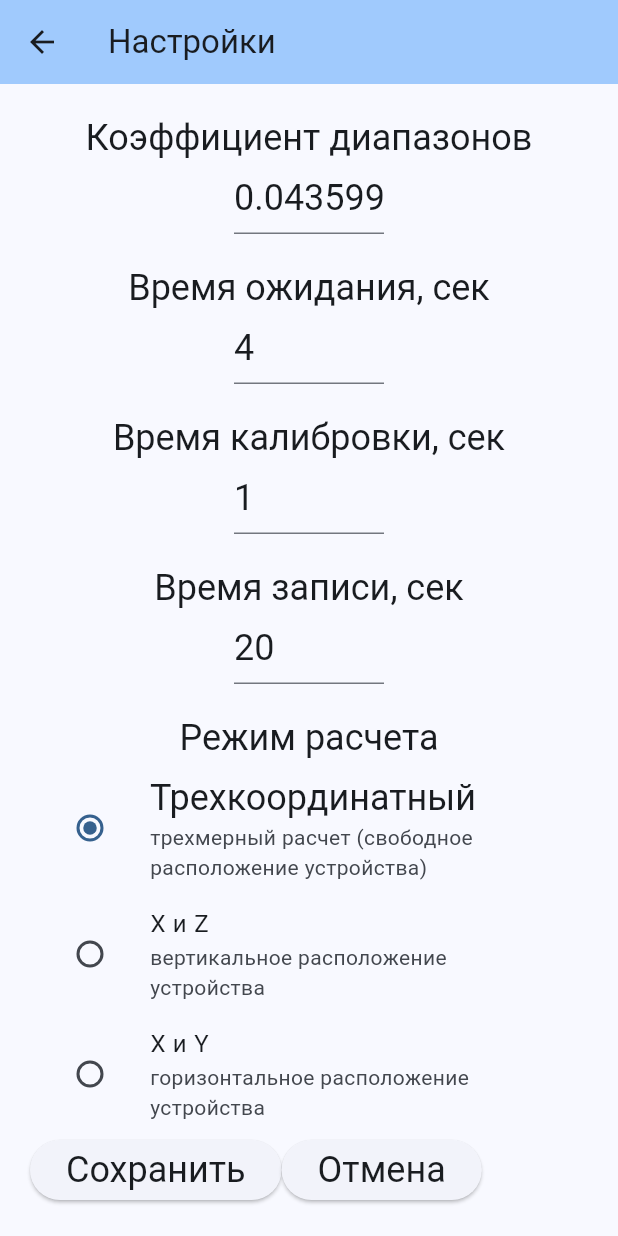
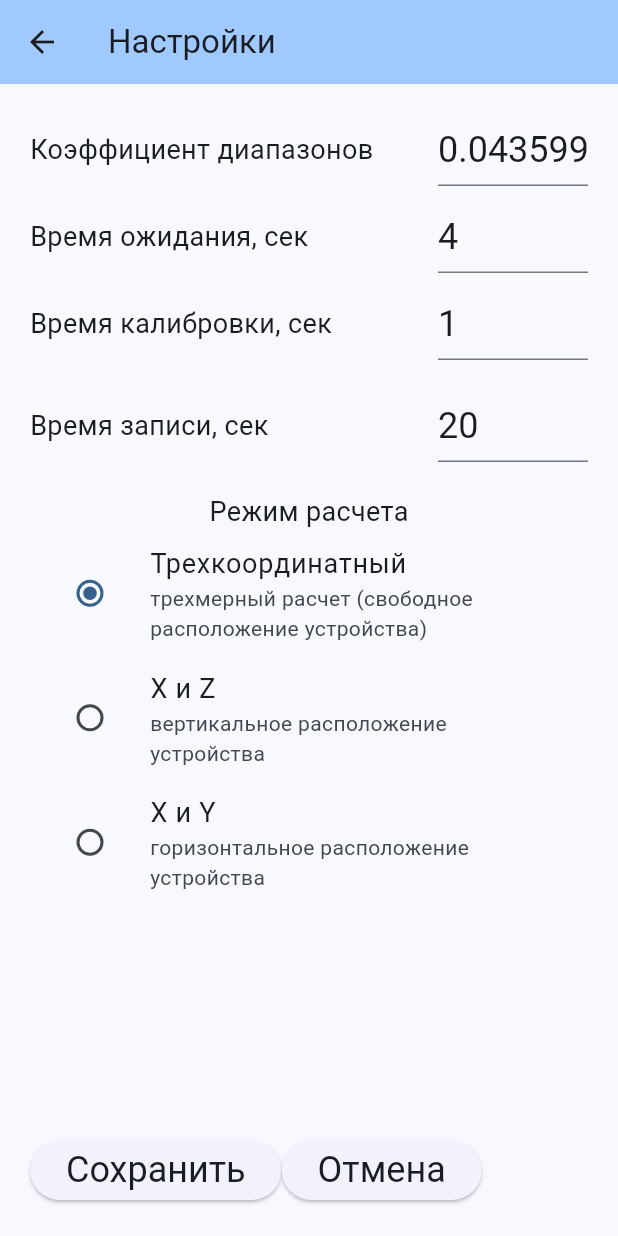
Before and after one commit to grigp/accel_kfr, a Flutter app: the SettingsScreen screen opened by its route, on a phone screen of 412 x 824 dp. Run offline on Flutter 3.47's test engine with Material 3 defaults, Android fonts, the light colour scheme and no system bars; our stand-ins replace flutter_bloc, flutter_secure_storage, get_it, sensors_plus; missing offline and left inert: number_text_input_formatter; accounts and stored records are empty.

Commit message:
Переделана форма настроек

```diff
--- a/lib/features/settings_screen/view/settings_screen.dart
+++ b/lib/features/settings_screen/view/settings_screen.dart
@@ -25,12 +25,12 @@ class _SettingsScreenState extends State<SettingsScreen> {
   int _timeWait = 4;
   int _timeCalibr = 1;
   int _timeRec = 20;
+
   ///< Режим расчета и ориентации устройства
   ///< cdm3D - трехмерный расчет (свободное расположение устройства),
   ///< cdmVertical - X и Z (вертикальное расположение устройства),
   ///< cdmHorizontal - X и Y (горизонтальное расположение устройства)
   CalculateDirectionMode _cdm = CalculateDirectionMode.cdm3D;
-
 
   void getValues() async {
     const storage = FlutterSecureStorage();
@@ -107,11 +107,13 @@ class _SettingsScreenState extends State<SettingsScreen> {
           padding: const EdgeInsets.all(20),
           child: Column(
             children: [
-              Text('Коэффициент диапазонов',
-                  style: Theme.of(context).textTheme.headlineSmall),
-              const SizedBox(
-                width: 20,
+              Row(
+                children: [
+                  const Text(
+                    'Коэффициент диапазонов',
+                    style: TextStyle(fontSize: 18),
                   ),
+                  const Spacer(),
                   if (_isReady)
                     SizedBox(
                       width: 100,
@@ -132,11 +134,16 @@ class _SettingsScreenState extends State<SettingsScreen> {
                         keyboardType: TextInputType.number,
                       ),
                     ),
-              const SizedBox(height: 20),
-              Text(
+                ],
+              ),
+              const SizedBox(height: 10),
+              Row(
+                children: [
+                  const Text(
                     'Время ожидания, сек',
-                style: Theme.of(context).textTheme.headlineSmall,
+                    style: TextStyle(fontSize: 18),
                   ),
+                  const Spacer(),
                   if (_isReady)
                     SizedBox(
                       width: 100,
@@ -157,11 +164,16 @@ class _SettingsScreenState extends State<SettingsScreen> {
                         keyboardType: TextInputType.number,
                       ),
                     ),
-              const SizedBox(height: 20),
-              Text(
+                ],
+              ),
+              const SizedBox(height: 10),
+              Row(
+                children: [
+                  const Text(
                     'Время калибровки, сек',
-                style: Theme.of(context).textTheme.headlineSmall,
+                    style: TextStyle(fontSize: 18),
                   ),
+                  const Spacer(),
                   if (_isReady)
                     SizedBox(
                       width: 100,
@@ -182,11 +194,16 @@ class _SettingsScreenState extends State<SettingsScreen> {
                         keyboardType: TextInputType.number,
                       ),
                     ),
+                ],
+              ),
               const SizedBox(height: 20),
-              Text(
+              Row(
+                children: [
+                  const Text(
                     'Время записи, сек',
-                style: Theme.of(context).textTheme.headlineSmall,
+                    style: TextStyle(fontSize: 18),
                   ),
+                  const Spacer(),
                   if (_isReady)
                     SizedBox(
                       width: 100,
@@ -207,25 +224,31 @@ class _SettingsScreenState extends State<SettingsScreen> {
                         keyboardType: TextInputType.number,
                       ),
                     ),
+                ],
+              ),
               const SizedBox(height: 20),
+
               ///< Режим расчета и ориентации устройства
               ///< cdm3D - трехмерный расчет (свободное расположение устройства),
               ///< cdmVertical - X и Z (вертикальное расположение устройства),
               ///< cdmHorizontal - X и Y (горизонтальное расположение устройства)
-              Text(
+              const Text(
                 'Режим расчета',
-                style: Theme.of(context).textTheme.headlineSmall,
+                style: TextStyle(fontSize: 18),
               ),
               Column(
                 children: <Widget>[
                   ListTile(
-                    title: Text('Трехкоординатный',
-                      style: Theme.of(context).textTheme.headlineSmall,),
-                    subtitle: const Text('трехмерный расчет (свободное расположение устройства)'),
+                    title: const Text(
+                      'Трехкоординатный',
+                      style: TextStyle(fontSize: 18),
+                    ),
+                    subtitle: const Text(
+                        'трехмерный расчет (свободное расположение устройства)'),
                     leading: Radio<CalculateDirectionMode>(
                       value: CalculateDirectionMode.cdm3D,
                       groupValue: _cdm,
-                      onChanged: (CalculateDirectionMode? value){
+                      onChanged: (CalculateDirectionMode? value) {
                         setState(() {
                           _cdm = value!;
                         });
@@ -233,12 +256,16 @@ class _SettingsScreenState extends State<SettingsScreen> {
                     ),
                   ),
                   ListTile(
-                    title: const Text('X и Z'),
-                    subtitle: const Text('вертикальное расположение устройства'),
+                    title: const Text(
+                      'X и Z',
+                      style: TextStyle(fontSize: 18),
+                    ),
+                    subtitle:
+                        const Text('вертикальное расположение устройства'),
                     leading: Radio<CalculateDirectionMode>(
                       value: CalculateDirectionMode.cdmVertical,
                       groupValue: _cdm,
-                      onChanged: (CalculateDirectionMode? value){
+                      onChanged: (CalculateDirectionMode? value) {
                         setState(() {
                           _cdm = value!;
                         });
@@ -246,12 +273,16 @@ class _SettingsScreenState extends State<SettingsScreen> {
                     ),
                   ),
                   ListTile(
-                    title: const Text('X и Y'),
-                    subtitle: const Text('горизонтальное расположение устройства'),
+                    title: const Text(
+                      'X и Y',
+                      style: TextStyle(fontSize: 18),
+                    ),
+                    subtitle:
+                        const Text('горизонтальное расположение устройства'),
                     leading: Radio<CalculateDirectionMode>(
                       value: CalculateDirectionMode.cdmHorizontal,
                       groupValue: _cdm,
-                      onChanged: (CalculateDirectionMode? value){
+                      onChanged: (CalculateDirectionMode? value) {
                         setState(() {
                           _cdm = value!;
                         });
```
Lines whose indentation alone changed are shown as unchanged.
